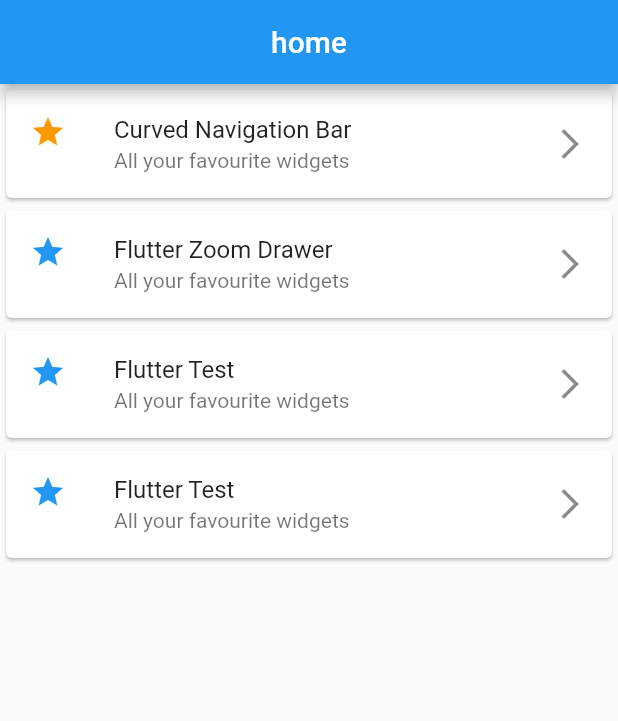
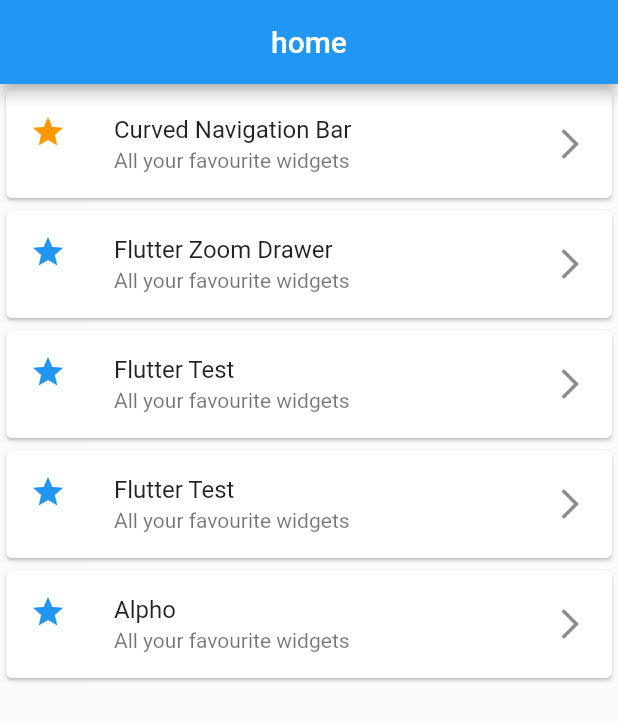
Before and after one commit to zawminhtwe-rfid/flutter-test, a Flutter app: the screen it shows after launch, on a phone screen of 412 x 824 dp. Shown: the top 721 px of the screen. Run offline on Flutter 3.47's test engine with Material 2 defaults, Android fonts, the phone set to English and light mode, and no system bars; our stand-ins replace curved_navigation_bar, flutter_zoom_drawer.

Commit message:
alpha change

```diff
--- a/lib/homepage.dart
+++ b/lib/homepage.dart
@@ -70,6 +70,19 @@ class _HomePageState extends State<HomePage> {
               },
             ),
           ),
+          Card(
+            child: ListTile(
+              leading: Icon(Icons.star, color: Colors.blue),
+              title: Text('Alpho'),
+              subtitle: Text('All your favourite widgets'),
+              trailing: Icon(Icons.arrow_forward_ios),
+              onTap: () {
+                Navigator.push(context,
+                    MaterialPageRoute(builder: (context) => CurveNavBar()));
+                print("click zoom drawer");
+              },
+            ),
+          ),
         ],
       ),
     );
```
